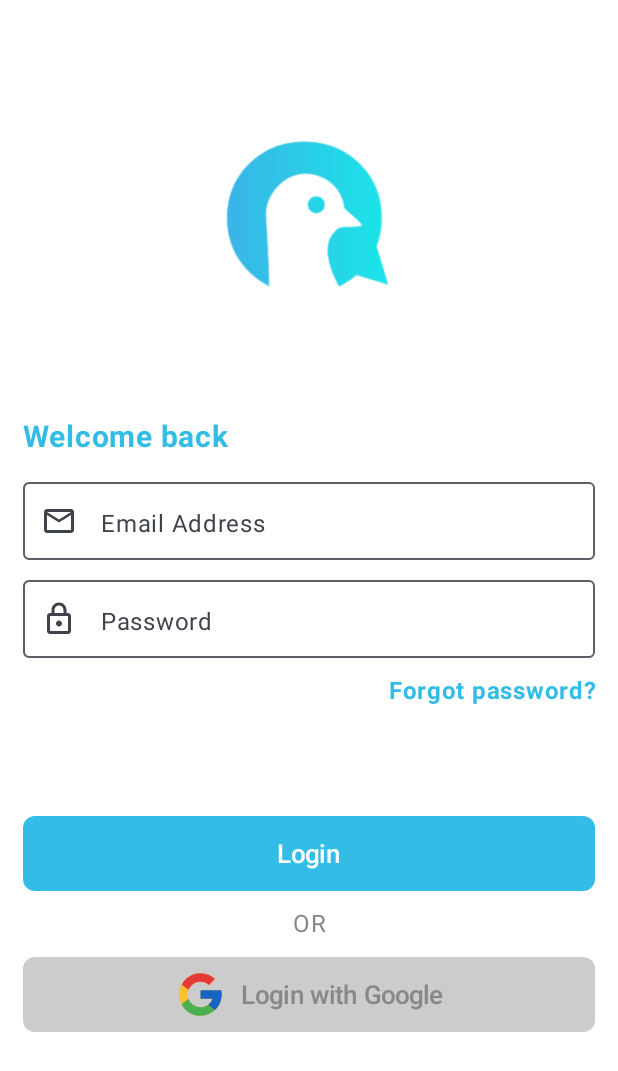
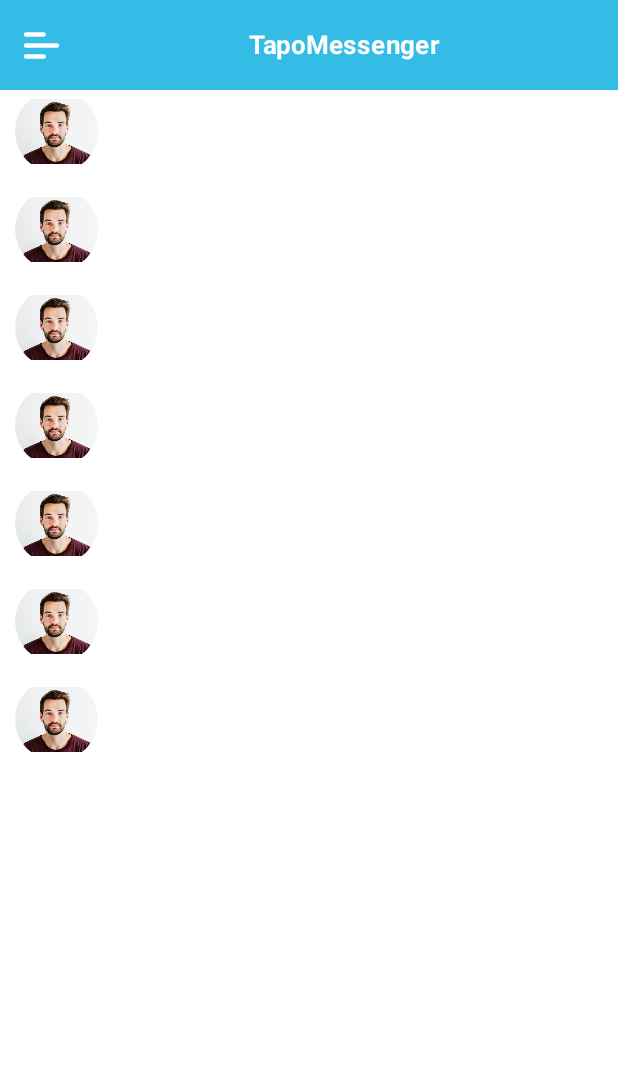
Before and after one commit to Shamsiddin1206/TapoMessenger, an Android app built with Jetpack Compose: the screen it shows after launch (MainActivity), on a phone screen of 412 x 824 dp. Shown: the top 1071 px of the screen. Run offline under Robolectric (Android 15) with nearby library versions, the phone set to English and light mode, and no system bars.

Commit message:
Shamsiddin

```diff
--- a/app/build.gradle.kts
+++ b/app/build.gradle.kts
@@ -1,6 +1,7 @@
 plugins {
     id("com.android.application")
     id("org.jetbrains.kotlin.android")
+    id("com.google.gms.google-services")
 }
 
 android {
@@ -62,6 +63,7 @@ dependencies {
     implementation("androidx.compose.ui:ui-graphics")
     implementation("androidx.compose.ui:ui-tooling-preview")
     implementation("androidx.compose.material3:material3")
+    implementation("com.google.firebase:firebase-firestore:24.10.0")
     testImplementation("junit:junit:4.13.2")
     androidTestImplementation("androidx.test.ext:junit:1.1.5")
     androidTestImplementation("androidx.test.espresso:espresso-core:3.5.1")
--- a/app/src/main/java/shamsiddin/project/tapomessenger/screen/ChatsScreen.kt
+++ b/app/src/main/java/shamsiddin/project/tapomessenger/screen/ChatsScreen.kt
@@ -1,9 +1,90 @@
 package shamsiddin.project.tapomessenger.screen
 
+import androidx.compose.foundation.Image
+import androidx.compose.foundation.background
+import androidx.compose.foundation.layout.Arrangement
+import androidx.compose.foundation.layout.Box
+import androidx.compose.foundation.layout.Column
+import androidx.compose.foundation.layout.Row
+import androidx.compose.foundation.layout.Spacer
+import androidx.compose.foundation.layout.fillMaxSize
+import androidx.compose.foundation.layout.fillMaxWidth
+import androidx.compose.foundation.layout.height
+import androidx.compose.foundation.layout.size
+import androidx.compose.foundation.layout.width
+import androidx.compose.foundation.lazy.LazyColumn
+import androidx.compose.foundation.lazy.items
+import androidx.compose.foundation.shape.RoundedCornerShape
+import androidx.compose.material3.Button
+import androidx.compose.material3.Text
 import androidx.compose.runtime.Composable
+import androidx.compose.ui.Alignment
+import androidx.compose.ui.Modifier
+import androidx.compose.ui.draw.clip
+import androidx.compose.ui.graphics.Color
+import androidx.compose.ui.res.painterResource
+import androidx.compose.ui.text.font.FontWeight
+import androidx.compose.ui.text.style.TextAlign
+import androidx.compose.ui.tooling.preview.Preview
+import androidx.compose.ui.unit.dp
+import androidx.compose.ui.unit.sp
 import androidx.navigation.NavController
+import androidx.navigation.compose.rememberNavController
+import shamsiddin.project.tapomessenger.R
 
 @Composable
 fun ChatsScreen(navController: NavController){
+    ChatsView(navController = rememberNavController())
+}
+@Composable
+fun ChatsView(navController: NavController){
+    Column(
+        modifier = Modifier
+            .fillMaxSize()
+            .background(Color.White)
+    ) {
+        Row(
+            modifier = Modifier
+                .fillMaxWidth()
+                .height(60.dp)
+                .background(Color(android.graphics.Color.parseColor("#33BDE6"))),
+            verticalAlignment = Alignment.CenterVertically
+        ) {
+            Spacer(modifier = Modifier.width(10.dp))
+            Image(painter = painterResource(id = R.drawable.menu_ic), contentDescription = "", modifier = Modifier.size(35.dp))
+            Text(text = "TapoMessenger", color = Color.White, fontSize = 17.sp, modifier = Modifier.fillMaxWidth(), textAlign = TextAlign.Center, fontWeight = FontWeight.Bold)
+        }
+        val arr = mutableListOf<Int>(R.drawable.personprofile_example,R.drawable.personprofile_example,R.drawable.personprofile_example,R.drawable.personprofile_example,R.drawable.personprofile_example,R.drawable.personprofile_example,R.drawable.personprofile_example)
+        LazyColumn(modifier = Modifier){
+            items(arr.size){index ->
+                arr[index]
+                ChatItem(int = arr[index])
+            }
+        }
 
+    }
 }
+
+@Composable
+fun ChatItem(int: Int){
+    Row(
+        modifier = Modifier
+            .fillMaxWidth()
+            .height(65.dp)
+    ) {
+        Spacer(modifier = Modifier.width(10.dp))
+        Image(
+            painter = painterResource(id = int),
+            contentDescription = "",
+            modifier = Modifier
+                .size(55.dp)
+                .clip(RoundedCornerShape(50))
+        )
+    }
+}
+
+@Composable
+@Preview
+fun ChartsPreview(){
+    ChatsView(navController = rememberNavController())
+}
--- a/app/src/main/java/shamsiddin/project/tapomessenger/screen/LoginScreen.kt
+++ b/app/src/main/java/shamsiddin/project/tapomessenger/screen/LoginScreen.kt
@@ -2,6 +2,7 @@ package shamsiddin.project.tapomessenger.screen
 
 import androidx.compose.foundation.Image
 import androidx.compose.foundation.background
+import androidx.compose.foundation.clickable
 import androidx.compose.foundation.layout.Arrangement
 import androidx.compose.foundation.layout.Box
 import androidx.compose.foundation.layout.Column
@@ -49,21 +50,23 @@ import androidx.compose.ui.tooling.preview.Preview
 import androidx.compose.ui.unit.dp
 import androidx.compose.ui.unit.sp
 import androidx.navigation.NavController
+import androidx.navigation.compose.rememberNavController
 import com.airbnb.lottie.compose.LottieAnimation
 import com.airbnb.lottie.compose.LottieCompositionSpec
 import com.airbnb.lottie.compose.LottieConstants
 import com.airbnb.lottie.compose.animateLottieCompositionAsState
 import com.airbnb.lottie.compose.rememberLottieComposition
 import shamsiddin.project.tapomessenger.R
+import shamsiddin.project.tapomessenger.navigation.ScreenType
 
 @Composable
 fun LoginScreen(navController: NavController){
-    LoginView()
+    LoginView(rememberNavController())
 }
 
 @OptIn(ExperimentalMaterial3Api::class)
 @Composable
-fun LoginView(){
+fun LoginView(navController: NavController){
     var username by remember{ mutableStateOf("") }
     var password by remember { mutableStateOf("") }
     var rememberStatus = remember { mutableStateOf(false) }
@@ -113,7 +116,8 @@ fun LoginView(){
         }
         Column(modifier = Modifier
             .fillMaxWidth()
-            .weight(1f)
+            .weight(1f),
+            horizontalAlignment = Alignment.CenterHorizontally
         ) {
             Button(onClick = { /*TODO*/ },
                 modifier = Modifier
@@ -125,23 +129,18 @@ fun LoginView(){
                 Text(text = "Login", color = Color.White, fontSize = 17.sp)
             }
             Spacer(modifier = Modifier.height(10.dp))
-            Row(Modifier.fillMaxWidth()) {
-//                Box(modifier = Modifier.height(3.dp).background(Color.Gray))
-                Text(text = "OR", color = Color.Gray, textAlign = TextAlign.Center, modifier = Modifier.fillMaxWidth())
-            }
-            Spacer(modifier = Modifier.height(10.dp))
-            Button(onClick = { /*TODO*/ },
-                modifier = Modifier
-                    .fillMaxWidth()
-                    .height(50.dp),
-                colors = ButtonDefaults.buttonColors(Color.LightGray),
-                shape = RoundedCornerShape(8.dp)
-            ) {
-                Row(Modifier.fillMaxWidth(), verticalAlignment = Alignment.CenterVertically, horizontalArrangement = Arrangement.Center) {
-                    Image(painter = painterResource(id = R.drawable.google_ic), contentDescription = "")
-                    Spacer(modifier = Modifier.width(10.dp))
-                    Text(text = "Login with Google", color = Color.Gray, fontSize = 17.sp)
-                }
+            Row(verticalAlignment = Alignment.CenterVertically) {
+                Text(text = "Have not registered yet?", color = Color.Gray, fontSize = 15.sp)
+                Spacer(modifier = Modifier.width(5.dp))
+                Text(
+                    text = "Sign Up",
+                    color = Color.Black,
+                    fontSize = 15.sp,
+                    fontWeight = FontWeight.Bold,
+                    modifier = Modifier.clickable {
+                        navController.navigate(ScreenType.Registration.route)
+                    }
+                )
             }
         }
     }
@@ -241,5 +240,5 @@ fun SignInLottie(modifier: Modifier){
 @Composable
 @Preview
 fun LoginPreview(){
-    LoginView()
+    LoginView(rememberNavController())
 }
--- a/app/src/main/java/shamsiddin/project/tapomessenger/screen/SplashScreen.kt
+++ b/app/src/main/java/shamsiddin/project/tapomessenger/screen/SplashScreen.kt
@@ -39,7 +39,7 @@ fun SplashScreen(navController: NavController){
         startAnimation = true
         delay(4000)
         navController.popBackStack()
-        navController.navigate(ScreenType.Login.route)
+        navController.navigate(ScreenType.Chats.route)
     }
     SplashView(alpha = alphaAnimation.value)
 }
--- /dev/null
+++ b/app/src/main/res/drawable/menu_ic.xml
@@ -0,0 +1,13 @@
+<vector xmlns:android="http://schemas.android.com/apk/res/android"
+    android:width="800dp"
+    android:height="800dp"
+    android:viewportWidth="24"
+    android:viewportHeight="24">
+  <path
+      android:pathData="M5,17H13M5,12H19M5,7H13"
+      android:strokeLineJoin="round"
+      android:strokeWidth="2"
+      android:fillColor="#00000000"
+      android:strokeColor="#FFFFFF"
+      android:strokeLineCap="round"/>
+</vector>
--- a/build.gradle.kts
+++ b/build.gradle.kts
@@ -1,3 +1,8 @@
+buildscript {
+    dependencies {
+        classpath("com.google.gms:google-services:4.4.0")
+    }
+}
 // Top-level build file where you can add configuration options common to all sub-projects/modules.
 plugins {
     id("com.android.application") version "8.1.1" apply false
```
Also changed, not shown: app/src/main/java/shamsiddin/project/tapomessenger/screen/CommunicationScreen.kt (added, +9 -0 lines), app/src/main/java/shamsiddin/project/tapomessenger/screen/RegistrationScreen.kt (+21 -21 lines), app/src/main/res/drawable/personprofile_example.png (added).
